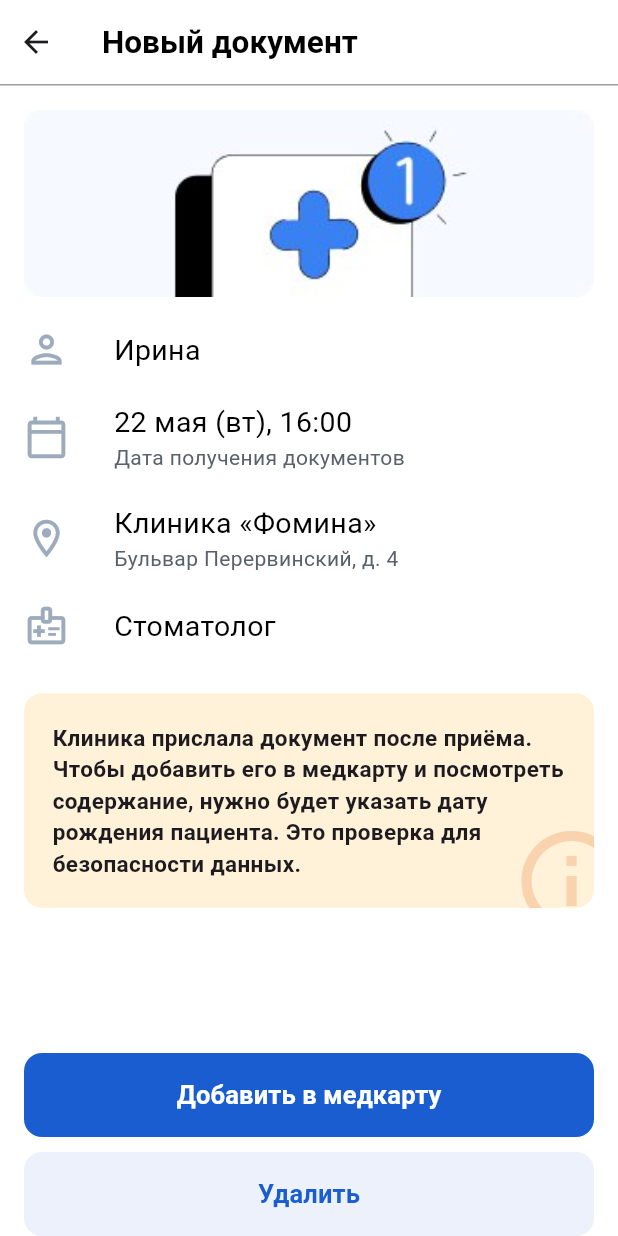
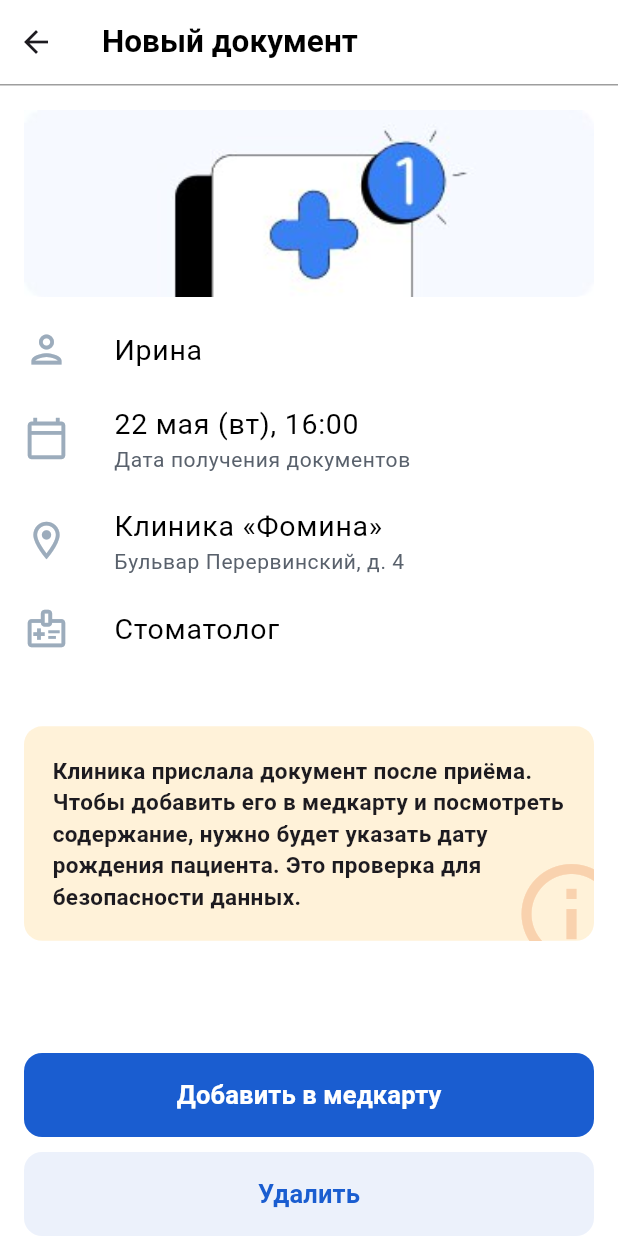
Before and after one commit to levinOo/home_task, a Flutter app: the screen it shows after launch, on a phone screen of 412 x 824 dp. Run offline on Flutter 3.47's test engine with Material 3 defaults, Android fonts, the phone set to English and light mode, and no system bars.

Commit message:
refactoring code

```diff
--- a/lib/main.dart
+++ b/lib/main.dart
@@ -14,7 +14,38 @@ class MyApp extends StatelessWidget {
 
   @override
   Widget build(BuildContext context) {
-    return MaterialApp(home: MyHomePage());
+    return MaterialApp(
+      home: MyHomePage(),
+
+      theme: ThemeData(
+        iconTheme: IconThemeData(color: Color(0xFF9CACBC), size: 30),
+        appBarTheme: AppBarTheme(
+          backgroundColor: Colors.white,
+          titleTextStyle: TextStyle(
+            color: Colors.black,
+            fontSize: 21,
+            fontWeight: FontWeight.w600,
+          ),
+        ),
+
+        scaffoldBackgroundColor: Colors.white,
+        textTheme: TextTheme(
+          bodyLarge: TextStyle(
+            fontSize: 19,
+            color: Colors.black,
+            fontWeight: FontWeight.w400,
+          ),
+
+          bodySmall: TextStyle(fontSize: 14, color: Color(0xFF59616C)),
+
+          bodyMedium: TextStyle(
+            fontSize: 15,
+            fontWeight: FontWeight.w600,
+            height: 1.4,
+          ),
+        ),
+      ),
+    );
   }
 }
 
@@ -28,19 +59,18 @@ class MyHomePage extends StatefulWidget {
 class _MyHomePageState extends State<MyHomePage> {
   @override
   Widget build(BuildContext context) {
+    String name = "Ирина";
+    String doctor = "Стоматолог";
+
+    final theme = Theme.of(context);
     return Scaffold(
-      backgroundColor: Colors.white,
       appBar: AppBar(
-        backgroundColor: Colors.white,
-
         titleSpacing: 0,
         title: Row(
           children: [
-            IconButton(onPressed: (){}, icon: Icon(Icons.arrow_back)),
-            SizedBox(
-              width: 20,
-            ),
-            Text("Новый документ", style: TextStyle(color: Colors.black, fontSize: 21, fontWeight: FontWeight.w600),)
+            IconButton(onPressed: () {}, icon: Icon(Icons.arrow_back)),
+            SizedBox(width: 20),
+            Text("Новый документ"),
           ],
         ),
 
@@ -70,122 +100,48 @@ class _MyHomePageState extends State<MyHomePage> {
               ),
             ),
 
-            SizedBox(height: 20),
+            Padding(
+              padding: const EdgeInsets.symmetric(horizontal: 16, vertical: 20),
+              child: Column(
+                children: [
+                  Padding(
+                    padding: const EdgeInsets.fromLTRB(0, 0, 0, 20),
+                    child: BodyPart(
+                      icon: Icons.person_outlined,
+                      text1: name,
+                      text2: "",
+                    ),
+                  ),
 
                   Padding(
-              padding: const EdgeInsets.symmetric(horizontal: 16),
-              child: Column(
-                children: [
-                  Row(
-                    children: [
-                      Icon(
-                        Icons.person_outlined,
-                        color: Color(0xFF9CACBC),
-                        size: 30,
-                      ),
-                      SizedBox(width: 30),
-                      Text(
-                        'Ирина',
-                        style: TextStyle(
-                          fontSize: 19,
-                          color: Colors.black,
-                          fontWeight: FontWeight.w400,
+                    padding: const EdgeInsets.fromLTRB(0, 0, 0, 20),
+                    child: BodyPart(
+                      icon: Icons.calendar_today_outlined,
+                      text1: "22 мая (вт), 16:00",
+                      text2: "Дата получения документов",
                     ),
                   ),
-                    ],
-                  ),
-                  SizedBox(height: 20),
-                  Row(
-                    children: [
-                      Icon(
-                        Icons.calendar_today_outlined,
-                        size: 30,
-                        color: Color(0xFF9CACBC),
-                      ),
-                      SizedBox(width: 30),
-                      Column(
-                        crossAxisAlignment: CrossAxisAlignment.start,
-                        children: [
-                          Text(
-                            "22 мая (вт), 16:00",
-                            style: TextStyle(
-                              fontSize: 19,
-                              color: Colors.black,
-                              fontWeight: FontWeight.w400,
+
+                  Padding(
+                    padding: const EdgeInsets.fromLTRB(0, 0, 0, 20),
+                    child: BodyPart(
+                      icon: Icons.location_on_outlined,
+                      text1: "Клиника «Фомина»",
+                      text2: "Бульвар Перервинский, д. 4",
                     ),
                   ),
-                          Text(
-                            "Дата получения документов",
-                            style: TextStyle(
-                              fontSize: 14,
-                              color: Color(0xFF59616C),
-                            ),
-                          ),
-                        ],
-                      ),
-                    ],
-                  ),
-                  SizedBox(height: 20),
-                  Row(
-                    children: [
-                      Icon(
-                        Icons.location_on_outlined,
-                        color: Color(0xFF9CACBC),
-                        size: 30,
-                      ),
-                      SizedBox(width: 30),
-                      Column(
-                        crossAxisAlignment: CrossAxisAlignment.start,
-                        children: [
-                          Text(
-                            "Клиника «Фомина»",
-                            style: TextStyle(
-                              fontSize: 19,
-                              color: Colors.black,
-                              fontWeight: FontWeight.w400,
-                            ),
-                          ),
-                          Text(
-                            "Бульвар Перервинский, д. 4",
-                            style: TextStyle(
-                              fontSize: 14,
-                              color: Color(0xFF59616C),
-                            ),
-                          ),
-                        ],
-                      ),
-                    ],
-                  ),
-                  SizedBox(height: 20),
-                  Row(
-                    children: [
-                      Icon(
-                        Icons.medical_information_outlined,
-                        color: Color(0xFF9CACBC),
-                        size: 30,
-                      ),
-                      SizedBox(width: 30),
-                      Text(
-                        'Стоматолог',
-                        style: TextStyle(
-                          fontSize: 19,
-                          color: Colors.black,
-                          fontWeight: FontWeight.w400,
-                        ),
-                      ),
-                    ],
+
+                  BodyPart(
+                    icon: Icons.medical_information_outlined,
+                    text1: doctor,
+                    text2: "",
                   ),
                 ],
               ),
             ),
 
-            SizedBox(height: 30),
-
             Padding(
-              padding: const EdgeInsets.symmetric(horizontal: 16),
-              child: Row(
-                children: [
-                  Expanded(
+              padding: const EdgeInsets.symmetric(horizontal: 16, vertical: 30),
               child: Container(
                 decoration: BoxDecoration(
                   color: Color(0xFFFFF2D9),
@@ -202,23 +158,16 @@ class _MyHomePageState extends State<MyHomePage> {
                         size: 80,
                       ),
                     ),
-                          // Сам текст
+
                     Padding(
                       padding: const EdgeInsets.all(19.0),
                       child: Text(
                         "Клиника прислала документ после приёма. Чтобы добавить его в медкарту и посмотреть содержание, нужно будет указать дату рождения пациента. Это проверка для безопасности данных.",
-                              style: TextStyle(
-                                fontSize: 15,
-                                fontWeight: FontWeight.w600,
-                                height: 1.4,
-                              ),
+                        style: theme.textTheme.bodyMedium,
                       ),
                     ),
                   ],
                 ),
-                    ),
-                  ),
-                ],
               ),
             ),
 
@@ -229,44 +178,18 @@ class _MyHomePageState extends State<MyHomePage> {
               child: Column(
                 crossAxisAlignment: CrossAxisAlignment.stretch,
                 children: [
-                  ElevatedButton(
+                  ButtonAction(
+                    text: "Добавить в медкарту",
+                    colorButton: Color(0xFF1A5DD0),
+                    colorText: Colors.white,
                     onPressed: () {},
-                    style: ElevatedButton.styleFrom(
-                      elevation: 0,
-                      backgroundColor: Color(0xFF1A5DD0),
-                      shape: RoundedRectangleBorder(
-                        borderRadius: BorderRadius.circular(12),
-                      ),
-                      padding: EdgeInsets.symmetric(vertical: 16),
-                    ),
-                    child: Text(
-                      "Добавить в медкарту",
-                      style: TextStyle(
-                        fontSize: 17,
-                        fontWeight: FontWeight.w700,
-                        color: Colors.white,
-                      ),
-                    ),
                   ),
                   SizedBox(height: 10),
-                  ElevatedButton(
+                  ButtonAction(
+                    text: "Удалить",
+                    colorButton: Color(0xFFECF1FB),
+                    colorText: Color(0xFF1A5DD0),
                     onPressed: () {},
-                    style: ElevatedButton.styleFrom(
-                      elevation: 0,
-                      backgroundColor: Color(0xFFECF1FB),
-                      shape: RoundedRectangleBorder(
-                        borderRadius: BorderRadius.circular(12),
-                      ),
-                      padding: EdgeInsets.symmetric(vertical: 16),
-                    ),
-                    child: Text(
-                      "Удалить",
-                      style: TextStyle(
-                        fontSize: 17,
-                        fontWeight: FontWeight.w700,
-                        color: Color(0xFF1A5DD0),
-                      ),
-                    ),
                   ),
                 ],
               ),
@@ -277,3 +200,81 @@ class _MyHomePageState extends State<MyHomePage> {
     );
   }
 }
+
+class BodyPart extends StatelessWidget {
+  final String text1;
+  final String text2;
+  final IconData icon;
+
+  const BodyPart({
+    super.key,
+    required this.icon,
+    required this.text1,
+    required this.text2,
+  });
+
+  @override
+  Widget build(BuildContext context) {
+    final theme = Theme.of(context);
+    if (text2 == "") {
+      return Row(
+        children: [
+          Icon(icon),
+          SizedBox(width: 30),
+          Text(text1, style: theme.textTheme.bodyLarge),
+        ],
+      );
+    } else {
+      return Row(
+        children: [
+          Icon(icon),
+          SizedBox(width: 30),
+          Column(
+            crossAxisAlignment: CrossAxisAlignment.start,
+            children: [
+              Text(text1, style: theme.textTheme.bodyLarge),
+              Text(text2, style: theme.textTheme.bodySmall),
+            ],
+          ),
+        ],
+      );
+    }
+  }
+}
+
+class ButtonAction extends StatelessWidget {
+  final String text;
+
+  final Color colorButton;
+  final Color colorText;
+  final VoidCallback onPressed;
+
+  const ButtonAction({
+    super.key,
+    required this.text,
+    required this.colorButton,
+    required this.onPressed,
+    required this.colorText,
+  });
+
+  @override
+  Widget build(BuildContext context) {
+    return ElevatedButton(
+      onPressed: onPressed,
+      style: ElevatedButton.styleFrom(
+        elevation: 0,
+        backgroundColor: colorButton,
+        shape: RoundedRectangleBorder(borderRadius: BorderRadius.circular(12)),
+        padding: EdgeInsets.symmetric(vertical: 16),
+      ),
+      child: Text(
+        text,
+        style: TextStyle(
+          fontSize: 17,
+          fontWeight: FontWeight.w700,
+          color: colorText,
+        ),
+      ),
+    );
+  }
+}
```
Lines whose indentation alone changed are shown as unchanged.
